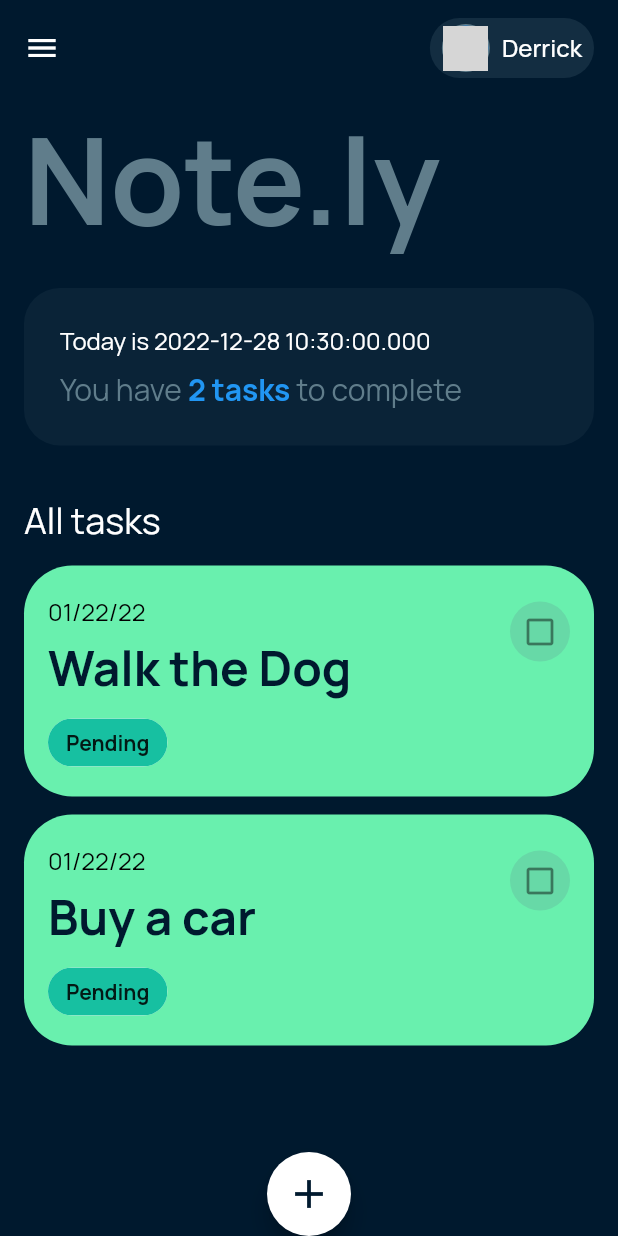
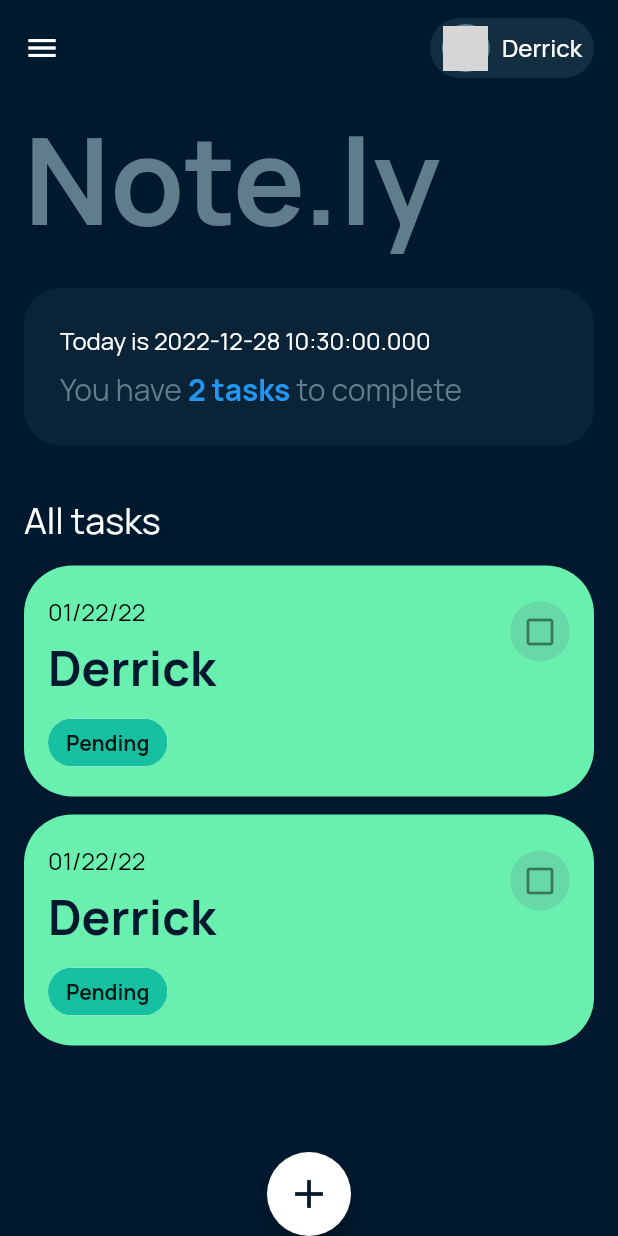
Before and after one commit to uxderrick/new_todo, a Flutter app: the screen it shows after launch, on a phone screen of 412 x 824 dp. Run offline on Flutter 3.47's test engine with Material 2 defaults, Android fonts, the phone set to English and light mode, and no system bars; our stand-ins replace google_fonts; missing offline and left inert: dart:ffi; network calls fail; grey boxes are pictures that could not be loaded.

Commit message:
done everything needed. Only left with adding card

```diff
--- a/lib/home.dart
+++ b/lib/home.dart
@@ -12,16 +12,7 @@ class Home extends StatefulWidget {
 }
 
 class _HomeState extends State<Home> {
-  final todosLists = ToDo.todoList();
-  final _controller = TextEditingController();
-
-  //save new task
-  void saveNewTask() {
-    setState(() {
-      todosLists.add(ToDo(taskName: _controller.text));
-      Navigator.of(context).pop();
-    });
-  }
+  // final todosLists = ToDo.todoList();
 
   @override
   Widget build(BuildContext context) {
@@ -112,7 +103,7 @@ class _HomeState extends State<Home> {
                                 TextStyle(color: Colors.blueGrey, fontSize: 20),
                           ),
                           Text(
-                            ' ${todosLists.length} tasks',
+                            ' ${taskList.length} tasks',
                             style: const TextStyle(
                               color: Colors.blue,
                               fontSize: 20,
@@ -156,12 +147,12 @@ class _HomeState extends State<Home> {
                 ListView.builder(
                   shrinkWrap: true,
                   //here is the little change that i made 🙂
-                  itemCount: todosLists.length,
+                  itemCount: taskList.length,
                   physics: const NeverScrollableScrollPhysics(),
                   itemBuilder: (context, index) {
                     //here is the little change that i made 🙂
                     return ListCard(
-                      taskName: todosLists[index].taskName,
+                      taskList: taskList,
                     );
                   },
                 ),
@@ -180,14 +171,7 @@ class _HomeState extends State<Home> {
           backgroundColor: Colors.white,
           onPressed: () {
             Navigator.push(
-                context,
-                MaterialPageRoute(
-                    builder: ((context) => NewNote(
-                          controller: _controller,
-                          onSave: () {
-                            saveNewTask;
-                          },
-                        ))));
+                context, MaterialPageRoute(builder: ((context) => NewNote())));
           },
           child: const Icon(
             Icons.add,
--- a/lib/list_card.dart
+++ b/lib/list_card.dart
@@ -1,10 +1,12 @@
 import 'package:flutter/material.dart';
+import 'package:new_todo/todo.dart';
 
 class ListCard extends StatefulWidget {
-  final String taskName;
+  final List<String> taskList;
+
   const ListCard({
     Key? key,
-    required this.taskName,
+    required this.taskList,
   }) : super(key: key);
 
   @override
@@ -13,9 +15,12 @@ class ListCard extends StatefulWidget {
 
 class _ListCardState extends State<ListCard> {
   bool isDone = true;
+  final taskList = <String>[];
 
   @override
-  Widget build(BuildContext context) {
+  Widget build(
+    BuildContext context,
+  ) {
     return Padding(
       padding: const EdgeInsets.only(bottom: 12),
       child: ListTile(
@@ -53,7 +58,7 @@ class _ListCardState extends State<ListCard> {
               height: 4,
             ),
             Text(
-              widget.taskName,
+              'Derrick',
               style: TextStyle(
                   color: isDone
                       ? const Color.fromARGB(255, 0, 25, 46)
--- a/lib/todo.dart
+++ b/lib/todo.dart
@@ -1,14 +1,4 @@
-class ToDo {
-  final String taskName;
-
-  ToDo({
-    required this.taskName,
-  });
-
-  static List<ToDo> todoList() {
-    return [
-      ToDo(taskName: 'Walk the Dog'),
-      ToDo(taskName: 'Buy a car'),
-    ];
-  }
-}
+List<String> taskList = [
+  ('Ghana is a Country'),
+  ('Derrick is good'),
+];
```
Also changed, not shown: lib/newnote.dart (+14 -17 lines).
